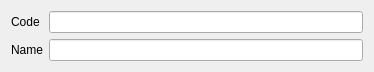
End1-1/Cafe5, file Editors/ce5mfprocess.ui: the form before one commit.
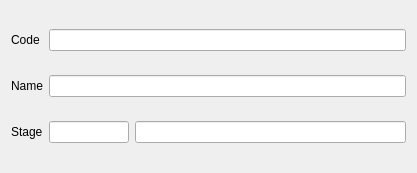
The form after the commit. Custom widgets are drawn as their Qt base class.

Diff of the .ui file:
```diff
--- a/Editors/ce5mfprocess.ui
+++ b/Editors/ce5mfprocess.ui
@@ -6,14 +6,14 @@
    <rect>
     <x>0</x>
     <y>0</y>
-    <width>374</width>
-    <height>64</height>
+    <width>417</width>
+    <height>173</height>
    </rect>
   </property>
   <property name="windowTitle">
    <string>Form</string>
   </property>
-  <layout class="QFormLayout" name="formLayout">
+  <layout class="QGridLayout" name="gridLayout">
    <item row="0" column="0">
     <widget class="QLabel" name="label">
      <property name="text">
@@ -21,19 +21,6 @@
      </property>
     </widget>
    </item>
-   <item row="0" column="1">
-    <widget class="C5LineEditWithSelector" name="lineEdit">
-     <property name="readOnly">
-      <bool>true</bool>
-     </property>
-     <property name="Field" stdset="0">
-      <string>f_id</string>
-     </property>
-     <property name="Primary" stdset="0">
-      <bool>true</bool>
-     </property>
-    </widget>
-   </item>
    <item row="1" column="0">
     <widget class="QLabel" name="label_2">
      <property name="text">
@@ -41,13 +28,59 @@
      </property>
     </widget>
    </item>
-   <item row="1" column="1">
+   <item row="2" column="1">
+    <widget class="C5LineEditWithSelector" name="leStage">
+     <property name="maximumSize">
+      <size>
+       <width>80</width>
+       <height>16777215</height>
+      </size>
+     </property>
+     <property name="Field" stdset="0">
+      <string>f_state</string>
+     </property>
+    </widget>
+   </item>
+   <item row="2" column="0">
+    <widget class="QLabel" name="label_3">
+     <property name="text">
+      <string>Stage</string>
+     </property>
+    </widget>
+   </item>
+   <item row="2" column="2">
+    <widget class="C5LineEditWithSelector" name="leStageName">
+     <property name="readOnly">
+      <bool>true</bool>
+     </property>
+     <property name="Field" stdset="0">
+      <string>f_stagename</string>
+     </property>
+     <property name="FieldRef" stdset="0">
+      <string>f_statename</string>
+     </property>
+    </widget>
+   </item>
+   <item row="1" column="1" colspan="2">
     <widget class="C5LineEditWithSelector" name="lineEdit_2">
      <property name="Field" stdset="0">
       <string>f_name</string>
      </property>
     </widget>
    </item>
+   <item row="0" column="1" colspan="2">
+    <widget class="C5LineEditWithSelector" name="lineEdit">
+     <property name="readOnly">
+      <bool>true</bool>
+     </property>
+     <property name="Field" stdset="0">
+      <string>f_id</string>
+     </property>
+     <property name="Primary" stdset="0">
+      <bool>true</bool>
+     </property>
+    </widget>
+   </item>
   </layout>
  </widget>
  <customwidgets>
```
